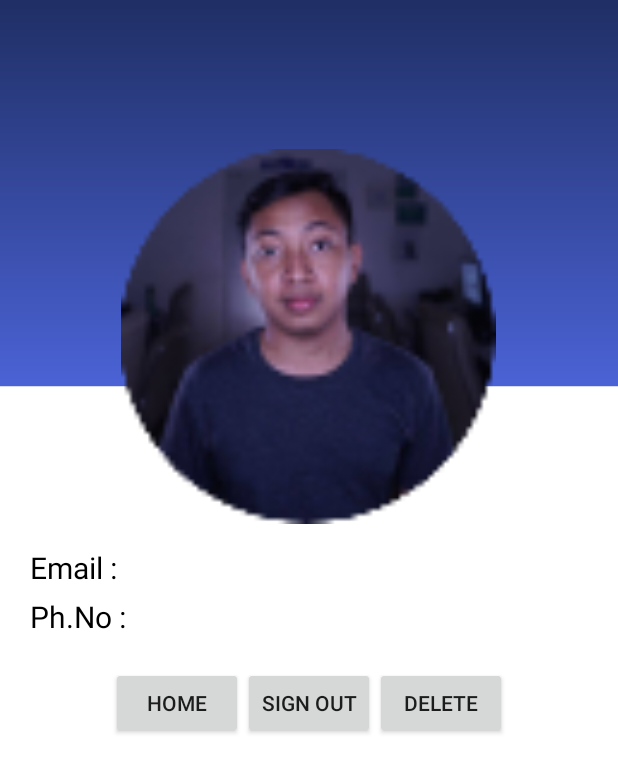
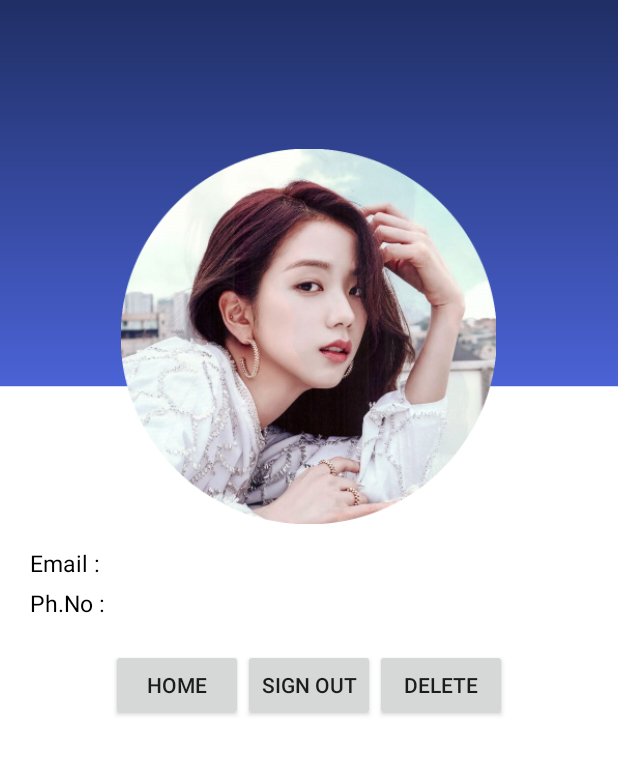
Before and after one commit to Hirito1609/SE-Project, an Android app: the login screen opened directly, with no data from a screen before it, on a phone screen of 412 x 824 dp. Shown: the top 773 px of the screen. Run offline under Robolectric (Android 15) with nearby library versions, the phone set to English and light mode, and no system bars; our stand-ins replace Firebase (no records; nobody signed in at launch, a user with empty details on screens opened directly); libraries missing offline, so code that uses them is left out: com.firebase.ui.

Commit message:
changed profile pic...lol

```diff
--- a/app/src/main/res/layout/activity_dashboard.xml
+++ b/app/src/main/res/layout/activity_dashboard.xml
@@ -47,7 +47,7 @@
                     android:onClick="profile"
                     android:id="@+id/profile_pic"
                     android:layout_alignParentRight="true"
-                    android:src="@drawable/person"
+                    android:src="@drawable/cutejisoo"
                     android:layout_width="150dp"
                     android:layout_height="150dp"
                     android:elevation="10dp"/>
--- a/app/src/main/res/layout/activity_login.xml
+++ b/app/src/main/res/layout/activity_login.xml
@@ -39,7 +39,7 @@
                 android:layout_gravity="center"
                 android:layout_marginTop="10dp"
                 android:layout_marginBottom="10dp"
-                android:src="@drawable/person" />
+                android:src="@drawable/cutejisoo" />
 
         <TextView
             android:textColor="#000000"
@@ -48,7 +48,7 @@
             android:layout_width="match_parent"
             android:layout_height="wrap_content"
             android:text="Email : "
-            android:textSize="20dp" />
+            android:textSize="15sp"/>
 
         <TextView
             android:textColor="#000000"
@@ -57,7 +57,7 @@
             android:layout_width="match_parent"
             android:layout_height="wrap_content"
             android:text="Ph.No : "
-            android:textSize="20dp" />
+            android:textSize="15dp" />
 
     </LinearLayout>
 
```
Also changed, not shown: app/src/main/res/drawable-xxhdpi/cutejisoo.png (added).
